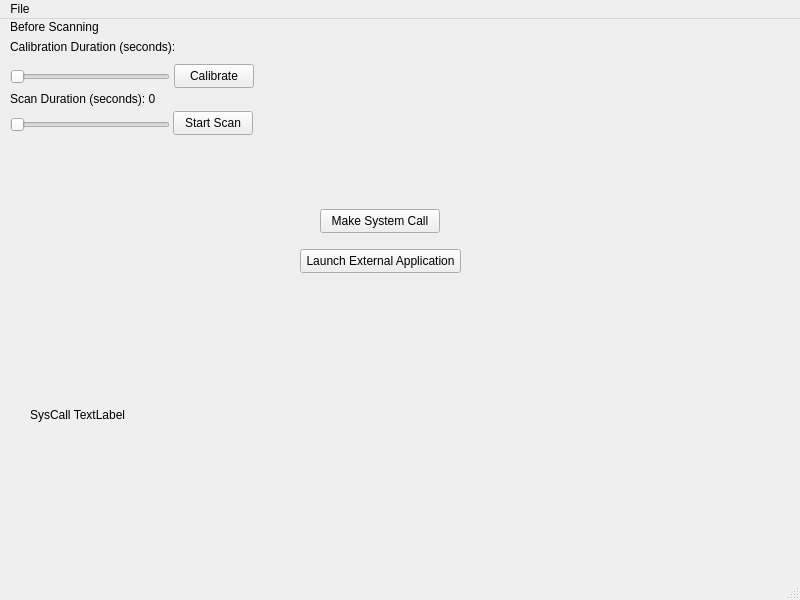
First picture: the form in src/gui/v2-gui-interface/mainwindow.ui, repository BobbyChiu/senior-design, before the edit.
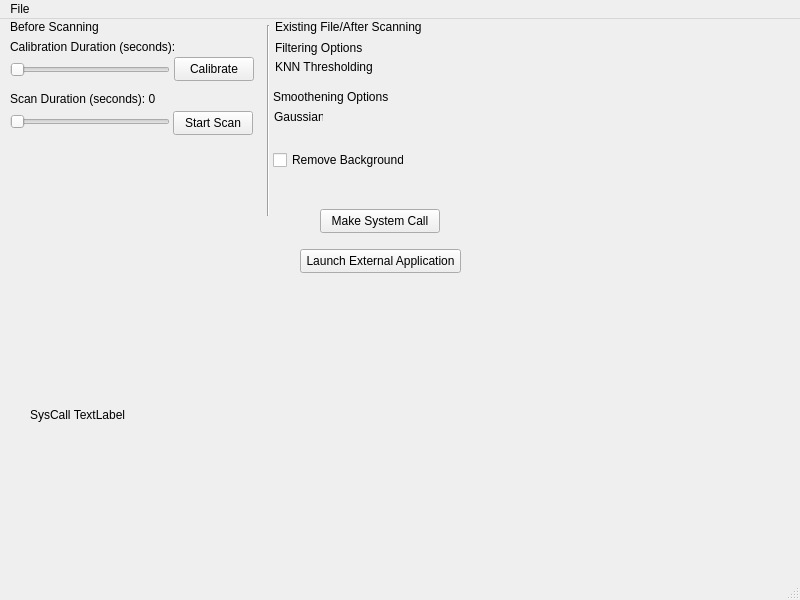
Second picture: the form after the edit.

```diff
--- a/src/gui/v2-gui-interface/mainwindow.ui
+++ b/src/gui/v2-gui-interface/mainwindow.ui
@@ -31,9 +31,9 @@
     <property name="geometry">
      <rect>
       <x>10</x>
-      <y>90</y>
+      <y>95</y>
       <width>160</width>
-      <height>31</height>
+      <height>16</height>
      </rect>
     </property>
     <property name="orientation">
@@ -86,7 +86,7 @@
     <property name="geometry">
      <rect>
       <x>174</x>
-      <y>45</y>
+      <y>38</y>
       <width>80</width>
       <height>24</height>
      </rect>
@@ -99,7 +99,7 @@
     <property name="geometry">
      <rect>
       <x>10</x>
-      <y>50</y>
+      <y>43</y>
       <width>160</width>
       <height>16</height>
      </rect>
@@ -147,6 +147,97 @@
      <string>Start Scan</string>
     </property>
    </widget>
+   <widget class="Line" name="line">
+    <property name="geometry">
+     <rect>
+      <x>260</x>
+      <y>6</y>
+      <width>16</width>
+      <height>191</height>
+     </rect>
+    </property>
+    <property name="orientation">
+     <enum>Qt::Vertical</enum>
+    </property>
+   </widget>
+   <widget class="QLabel" name="label_2">
+    <property name="geometry">
+     <rect>
+      <x>275</x>
+      <y>0</y>
+      <width>151</width>
+      <height>16</height>
+     </rect>
+    </property>
+    <property name="text">
+     <string>Existing File/After Scanning</string>
+    </property>
+   </widget>
+   <widget class="QLabel" name="label_3">
+    <property name="geometry">
+     <rect>
+      <x>275</x>
+      <y>21</y>
+      <width>91</width>
+      <height>16</height>
+     </rect>
+    </property>
+    <property name="text">
+     <string>Filtering Options</string>
+    </property>
+   </widget>
+   <widget class="QLabel" name="label_4">
+    <property name="geometry">
+     <rect>
+      <x>275</x>
+      <y>40</y>
+      <width>101</width>
+      <height>16</height>
+     </rect>
+    </property>
+    <property name="text">
+     <string>KNN Thresholding</string>
+    </property>
+   </widget>
+   <widget class="QLabel" name="label_5">
+    <property name="geometry">
+     <rect>
+      <x>273</x>
+      <y>70</y>
+      <width>151</width>
+      <height>16</height>
+     </rect>
+    </property>
+    <property name="text">
+     <string>Smoothening Options</string>
+    </property>
+   </widget>
+   <widget class="QLabel" name="label_6">
+    <property name="geometry">
+     <rect>
+      <x>274</x>
+      <y>90</y>
+      <width>49</width>
+      <height>16</height>
+     </rect>
+    </property>
+    <property name="text">
+     <string>Gaussian</string>
+    </property>
+   </widget>
+   <widget class="QCheckBox" name="checkBox">
+    <property name="geometry">
+     <rect>
+      <x>273</x>
+      <y>130</y>
+      <width>131</width>
+      <height>22</height>
+     </rect>
+    </property>
+    <property name="text">
+     <string>Remove Background</string>
+    </property>
+   </widget>
   </widget>
   <widget class="QMenuBar" name="menubar">
    <property name="geometry">
```
